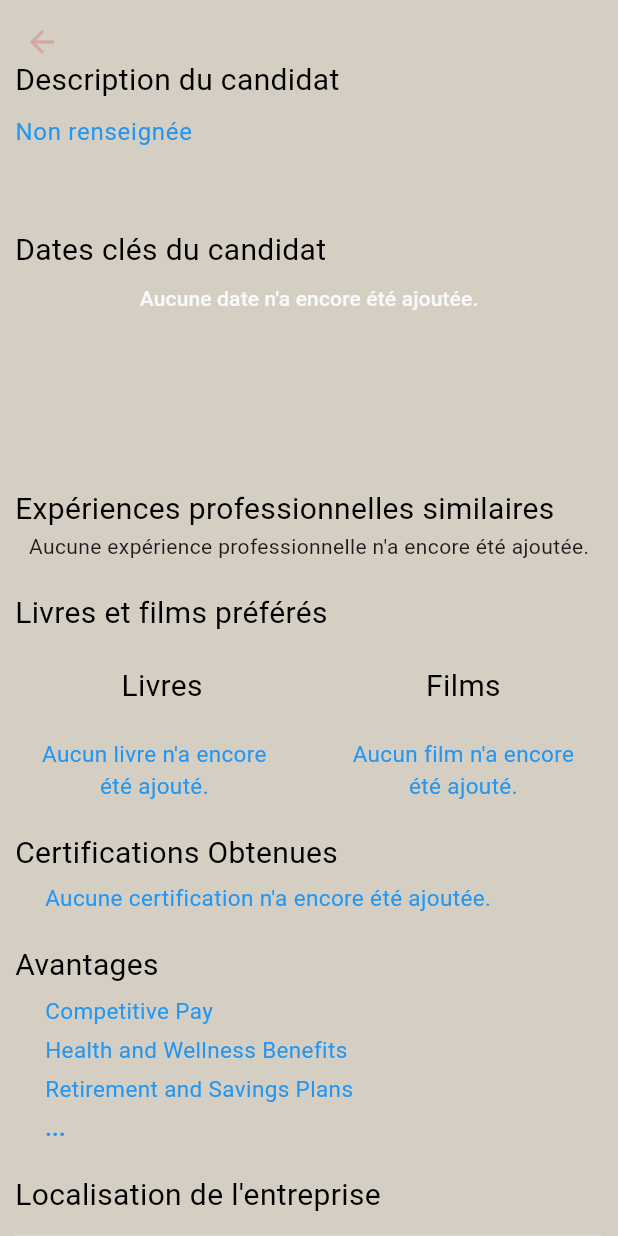
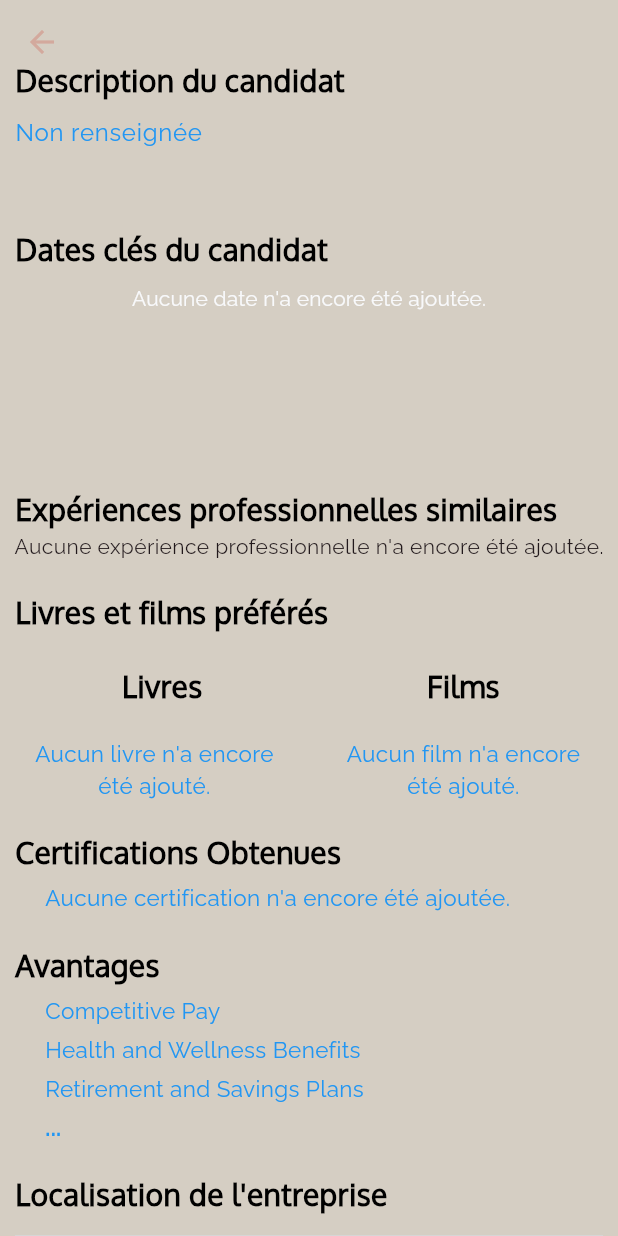
Before and after one commit to algosup/2023-2024-project-5-flutter-team-4, a Flutter app: the CandidateDetailsPage screen opened directly with empty values, scrolled down 576 dp, on a phone screen of 412 x 824 dp. Run offline on Flutter 3.47's test engine with Material 3 defaults, Android fonts, the phone set to English and light mode, and no system bars; drawn by our look-alikes of flutter_map; our stand-ins replace adaptive_theme, cloud_firestore, dotted_border, firebase_core, flutter_card_swiper, latlong2 and 3 more; missing offline and left inert: flutter_radar_chart; accounts and stored records are empty; project files that could hold a hidden picture were left out; grey boxes are pictures that could not be loaded.

Commit message:
Add fonts.

```diff
--- a/src/job_matching_app/lib/main.dart
+++ b/src/job_matching_app/lib/main.dart
@@ -66,6 +66,7 @@ class MyApp extends StatelessWidget {
 
       // Set the light and dark theme options
       light: ThemeData(
+        fontFamily: 'Raleway',
         useMaterial3: true,
         colorScheme: ColorScheme.fromSeed(
           seedColor: const Color.fromARGB(255, 0, 0, 0),
@@ -76,6 +77,7 @@ class MyApp extends StatelessWidget {
         ),
       ), // Light Theme Options
       dark: ThemeData(
+        fontFamily: 'Raleway',
         useMaterial3: true,
         colorScheme: ColorScheme.fromSeed(
           seedColor: const Color.fromARGB(255, 4, 82, 103),
@@ -144,6 +146,7 @@ class _RootPageState extends State<RootPage> {
       bottomNavigationBar: SafeArea(
         child: NavigationBar(
 
+
           // Set Colors
           backgroundColor: Theme.of(context).colorScheme.primary,
           indicatorColor: Theme.of(context).colorScheme.secondary,
--- a/src/job_matching_app/lib/match/candidate_details_page.dart
+++ b/src/job_matching_app/lib/match/candidate_details_page.dart
@@ -343,6 +343,8 @@ class _CandidateDetailsPageState extends State<CandidateDetailsPage> {
                     color: Theme.of(context)
                         .colorScheme
                         .tertiary, // Color of the text
+                    fontFamily: 'Shanti',
+                    fontWeight: FontWeight.bold,
                     fontSize: 24), // Font size of the text
               ),
             ),
@@ -370,6 +372,7 @@ class _CandidateDetailsPageState extends State<CandidateDetailsPage> {
                                   : "Localisation non renseignée",
                               style: const TextStyle(
                                   color: Colors.blue,
+                                  fontWeight: FontWeight.bold,
                                   fontSize: 18), // Style of the text
                               blankSpace: 50.0, // Blank space of the text
                               velocity: 50.0 // Velocity of the text
@@ -411,7 +414,10 @@ class _CandidateDetailsPageState extends State<CandidateDetailsPage> {
                   child: const Text(
                     "Profession actuelle",
                     style: TextStyle(
-                        color: Colors.black, fontSize: 20), // Style of the text
+                        color: Colors.black,
+                        fontFamily: 'Oxygen',
+                        fontWeight: FontWeight.bold,
+                        fontSize: 20), // Style of the text
                   ),
                 ),
 
@@ -454,7 +460,10 @@ class _CandidateDetailsPageState extends State<CandidateDetailsPage> {
                   child: const Text(
                     "Description du candidat",
                     style: TextStyle(
-                        color: Colors.black, fontSize: 20), // Style of the text
+                        color: Colors.black,
+                        fontFamily: 'Oxygen',
+                        fontWeight: FontWeight.bold,
+                        fontSize: 20), // Style of the text
                   ),
                 ),
 
@@ -492,7 +501,10 @@ class _CandidateDetailsPageState extends State<CandidateDetailsPage> {
                   child: const Text(
                     "Dates clés du candidat",
                     style: TextStyle(
-                        color: Colors.black, fontSize: 20), // Style of the text
+                        color: Colors.black,
+                        fontFamily: 'Oxygen',
+                        fontWeight: FontWeight.bold,
+                        fontSize: 20), // Style of the text
                   ),
                 ),
 
@@ -607,7 +619,10 @@ class _CandidateDetailsPageState extends State<CandidateDetailsPage> {
                   child: const Text(
                     "Expériences professionnelles similaires",
                     style: TextStyle(
-                        color: Colors.black, fontSize: 20), // Style of the text
+                        color: Colors.black,
+                        fontFamily: 'Oxygen',
+                        fontWeight: FontWeight.bold,
+                        fontSize: 20), // Style of the text
                   ),
                 ),
 
@@ -666,7 +681,11 @@ class _CandidateDetailsPageState extends State<CandidateDetailsPage> {
                   margin: const EdgeInsets.only(left: 10, top: 20),
                   child: const Text(
                     "Livres et films préférés",
-                    style: TextStyle(color: Colors.black, fontSize: 20),
+                    style: TextStyle(
+                        color: Colors.black,
+                        fontFamily: 'Oxygen',
+                        fontWeight: FontWeight.bold,
+                        fontSize: 20),
                   ),
                 ),
 
@@ -680,7 +699,11 @@ class _CandidateDetailsPageState extends State<CandidateDetailsPage> {
                           margin: const EdgeInsets.only(left: 10, top: 20),
                           child: const Text(
                             "Livres",
-                            style: TextStyle(color: Colors.black, fontSize: 20),
+                            style: TextStyle(
+                                color: Colors.black,
+                                fontFamily: 'Oxygen',
+                                fontWeight: FontWeight.bold,
+                                fontSize: 20),
                           ),
                         ),
                         if (books.isNotEmpty)
@@ -699,7 +722,9 @@ class _CandidateDetailsPageState extends State<CandidateDetailsPage> {
                           Container(
                             width: mediaQuery.width * 0.4,
                             margin: EdgeInsets.only(
-                                left: mediaQuery.width * 0.025, top: 20, right: mediaQuery.width * 0.025),
+                                left: mediaQuery.width * 0.025,
+                                top: 20,
+                                right: mediaQuery.width * 0.025),
                             child: const Text(
                               textAlign: TextAlign.center,
                               "Aucun livre n'a encore été ajouté.",
@@ -714,11 +739,16 @@ class _CandidateDetailsPageState extends State<CandidateDetailsPage> {
                       children: [
                         Container(
                           width: mediaQuery.width * 0.4,
-                          margin: EdgeInsets.only(left: mediaQuery.width * 0.025, top: 20),
+                          margin: EdgeInsets.only(
+                              left: mediaQuery.width * 0.025, top: 20),
                           child: const Text(
-                              textAlign: TextAlign.center,
+                            textAlign: TextAlign.center,
                             "Films",
-                            style: TextStyle(color: Colors.black, fontSize: 20),
+                            style: TextStyle(
+                                color: Colors.black,
+                                fontFamily: 'Oxygen',
+                                fontWeight: FontWeight.bold,
+                                fontSize: 20),
                           ),
                         ),
                         if (movies.isNotEmpty)
@@ -733,13 +763,18 @@ class _CandidateDetailsPageState extends State<CandidateDetailsPage> {
                             )
                         else
                           Container(
-                              width: mediaQuery.width * 0.4,
-                              margin: EdgeInsets.only(left: mediaQuery.width * 0.05, top: 20, right: mediaQuery.width * 0.025),
-                              child: const Text(
+                            width: mediaQuery.width * 0.4,
+                            margin: EdgeInsets.only(
+                                left: mediaQuery.width * 0.05,
+                                top: 20,
+                                right: mediaQuery.width * 0.025),
+                            child: const Text(
                               textAlign: TextAlign.center,
-                            "Aucun film n'a encore été ajouté.",
-                            style: TextStyle(color: Colors.blue, fontSize: 15),
-                          ),),
+                              "Aucun film n'a encore été ajouté.",
+                              style:
+                                  TextStyle(color: Colors.blue, fontSize: 15),
+                            ),
+                          ),
                       ],
                     ),
                   ],
@@ -752,7 +787,11 @@ class _CandidateDetailsPageState extends State<CandidateDetailsPage> {
                   margin: const EdgeInsets.only(left: 10, top: 20),
                   child: const Text(
                     "Certifications Obtenues",
-                    style: TextStyle(color: Colors.black, fontSize: 20),
+                    style: TextStyle(
+                        color: Colors.black,
+                        fontFamily: 'Oxygen',
+                        fontWeight: FontWeight.bold,
+                        fontSize: 20),
                   ),
                 ),
 
@@ -784,7 +823,11 @@ class _CandidateDetailsPageState extends State<CandidateDetailsPage> {
                   margin: const EdgeInsets.only(left: 10, top: 20),
                   child: const Text(
                     "Avantages",
-                    style: TextStyle(color: Colors.black, fontSize: 20),
+                    style: TextStyle(
+                        color: Colors.black,
+                        fontFamily: 'Oxygen',
+                        fontWeight: FontWeight.bold,
+                        fontSize: 20),
                   ),
                 ),
                 Container(
@@ -830,7 +873,11 @@ class _CandidateDetailsPageState extends State<CandidateDetailsPage> {
                   margin: const EdgeInsets.only(left: 10, top: 20),
                   child: const Text(
                     "Localisation de l'entreprise",
-                    style: TextStyle(color: Colors.black, fontSize: 20),
+                    style: TextStyle(
+                        color: Colors.black,
+                        fontFamily: 'Oxygen',
+                        fontWeight: FontWeight.bold,
+                        fontSize: 20),
                   ),
                 ),
                 Container(
@@ -879,7 +926,11 @@ class _CandidateDetailsPageState extends State<CandidateDetailsPage> {
                   margin: const EdgeInsets.only(left: 10, top: 20),
                   child: Text(
                     "Hobbies de $name",
-                    style: const TextStyle(color: Colors.black, fontSize: 20),
+                    style: const TextStyle(
+                        color: Colors.black,
+                        fontFamily: 'Oxygen',
+                        fontWeight: FontWeight.bold,
+                        fontSize: 20),
                   ),
                 ),
 
@@ -911,7 +962,11 @@ class _CandidateDetailsPageState extends State<CandidateDetailsPage> {
                   margin: const EdgeInsets.only(left: 10, top: 20),
                   child: const Text(
                     "Témoignages D'entreprises",
-                    style: TextStyle(color: Colors.black, fontSize: 20),
+                    style: TextStyle(
+                        color: Colors.black,
+                        fontFamily: 'Oxygen',
+                        fontWeight: FontWeight.bold,
+                        fontSize: 20),
                   ),
                 ),
 
@@ -943,7 +998,11 @@ class _CandidateDetailsPageState extends State<CandidateDetailsPage> {
                   margin: const EdgeInsets.only(left: 10, top: 20),
                   child: Text(
                     "Note de $name",
-                    style: const TextStyle(color: Colors.black, fontSize: 20),
+                    style: const TextStyle(
+                        color: Colors.black,
+                        fontFamily: 'Oxygen',
+                        fontWeight: FontWeight.bold,
+                        fontSize: 20),
                   ),
                 ),
                 Row(
--- a/src/job_matching_app/lib/match/match_page.dart
+++ b/src/job_matching_app/lib/match/match_page.dart
@@ -148,6 +148,8 @@ class _MatchPageState extends State<MatchPage> {
                         style: TextStyle(
                           color: Theme.of(context).colorScheme.tertiary,
                           fontSize: MediaQuery.of(context).size.width * 0.05,
+                          fontFamily: 'Shanti',
+                          fontWeight: FontWeight.bold,
                         ),
                       ),
                     ),
```
Also changed, not shown: src/job_matching_app/lib/settings/more_settings_page.dart (+14 -6 lines), src/job_matching_app/lib/settings/profile_settings_page.dart (+29 -4 lines), src/job_matching_app/lib/settings/timeline_settings_page.dart (added, +252 -0 lines), src/job_matching_app/pubspec.yaml (+20 -0 lines), src/job_matching_app/fonts/MontserratAlternates-Italic.ttf (added), src/job_matching_app/fonts/MontserratAlternates-Regular.ttf (added), src/job_matching_app/fonts/Oxygen-Bold.ttf (added), src/job_matching_app/fonts/Oxygen-Light.ttf (added), src/job_matching_app/fonts/Oxygen-Regular.ttf (added), src/job_matching_app/fonts/Raleway-Bold.ttf (added), src/job_matching_app/fonts/Raleway-Italic.ttf (added), src/job_matching_app/fonts/Raleway-Regular.ttf (added), src/job_matching_app/fonts/Shanti-Regular.ttf (added).
